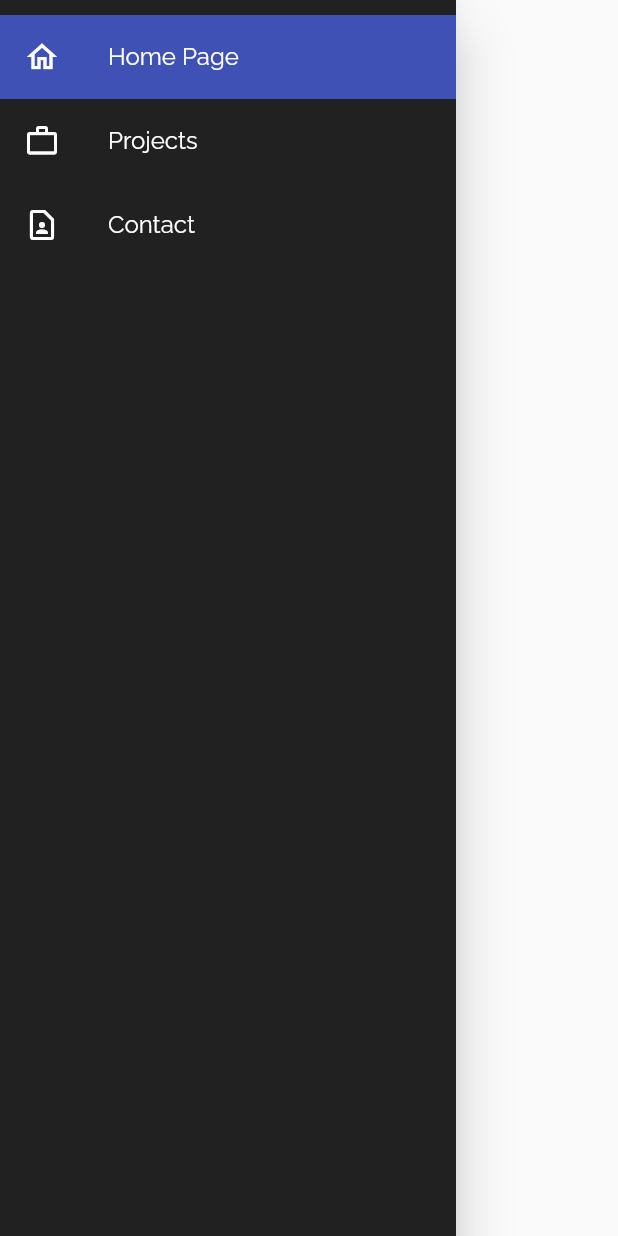
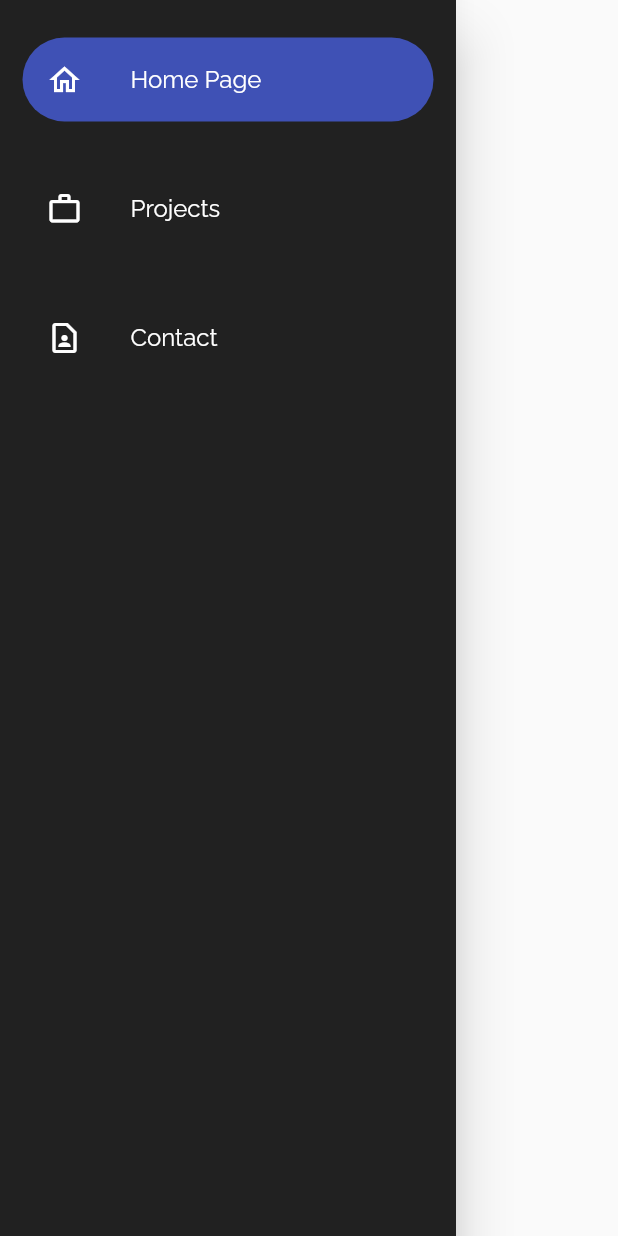
Before and after one commit to MarcelOwczarek/own_website, a Flutter app: the Custom_NavigationDrawer widget shown alone on an empty page, opened directly, on a phone screen of 412 x 824 dp. Run offline on Flutter 3.47's test engine with Material 2 defaults, Android fonts, the phone set to English and light mode, and no system bars; our stand-ins replace google_fonts, lottie, simple_gradient_text; network calls fail.

Commit message:
Tweak menu_item

```diff
--- a/lib/features/widgets/Custom_NavigationDrawer.dart
+++ b/lib/features/widgets/Custom_NavigationDrawer.dart
@@ -57,12 +57,18 @@ class Custom_NavigationDrawer extends StatelessWidget {
 
     return Material(
       color: Colors.transparent,
+      child: Padding(
+        padding: const EdgeInsets.all(15),
         child: ListTile(
+          shape: RoundedRectangleBorder(
+            borderRadius: BorderRadius.circular(30),
+          ),
           selected: isSelected,
           selectedTileColor: Colors.indigo,
           leading: Icon(icon, color: color),
           title: Text(text, style: style),
           onTap: () => selectItem(context, item),
+        ),
       ),
     );
   }
```
Lines whose indentation alone changed are shown as unchanged.
